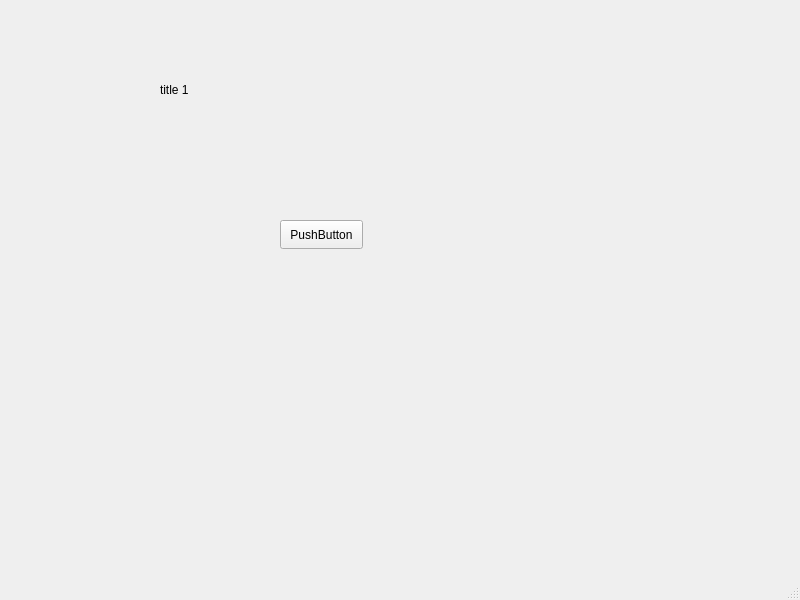
Old version of the form mainwindow.ui in the repository Timur1414/dz-sem2.
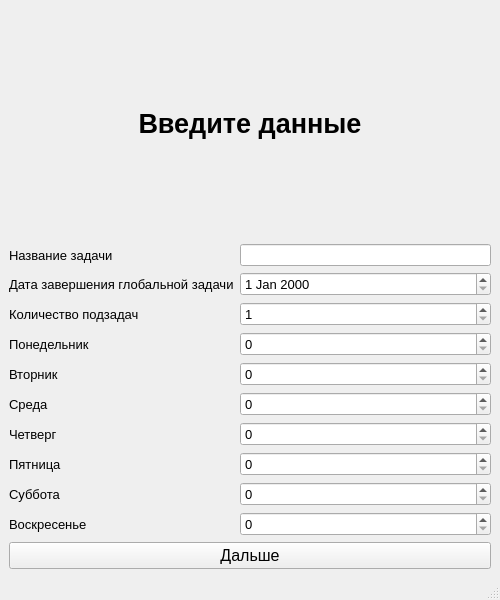
New version of the form.

```diff
--- a/mainwindow.ui
+++ b/mainwindow.ui
@@ -6,7 +6,7 @@
    <rect>
     <x>0</x>
     <y>0</y>
-    <width>800</width>
+    <width>500</width>
     <height>600</height>
    </rect>
   </property>
@@ -14,42 +14,268 @@
    <string>MainWindow</string>
   </property>
   <widget class="QWidget" name="centralwidget">
-   <widget class="QLabel" name="label">
-    <property name="geometry">
-     <rect>
-      <x>160</x>
-      <y>80</y>
-      <width>63</width>
-      <height>20</height>
-     </rect>
-    </property>
-    <property name="text">
-     <string>title 1</string>
-    </property>
-   </widget>
-   <widget class="QPushButton" name="pushButtonNext">
-    <property name="geometry">
-     <rect>
-      <x>280</x>
-      <y>220</y>
-      <width>83</width>
-      <height>29</height>
-     </rect>
-    </property>
-    <property name="text">
-     <string>PushButton</string>
-    </property>
-   </widget>
-  </widget>
-  <widget class="QMenuBar" name="menubar">
-   <property name="geometry">
-    <rect>
-     <x>0</x>
-     <y>0</y>
-     <width>800</width>
-     <height>25</height>
-    </rect>
-   </property>
+   <layout class="QVBoxLayout" name="verticalLayout">
+    <item>
+     <widget class="QLabel" name="label">
+      <property name="font">
+       <font>
+        <pointsize>20</pointsize>
+        <bold>true</bold>
+       </font>
+      </property>
+      <property name="text">
+       <string>Введите данные</string>
+      </property>
+      <property name="alignment">
+       <set>Qt::AlignCenter</set>
+      </property>
+     </widget>
+    </item>
+    <item>
+     <layout class="QFormLayout" name="formLayout">
+      <item row="1" column="0">
+       <widget class="QLabel" name="labelGlobalDate">
+        <property name="font">
+         <font>
+          <pointsize>10</pointsize>
+         </font>
+        </property>
+        <property name="text">
+         <string>Дата завершения глобальной задачи</string>
+        </property>
+       </widget>
+      </item>
+      <item row="2" column="0">
+       <widget class="QLabel" name="labelCountTasks">
+        <property name="font">
+         <font>
+          <pointsize>10</pointsize>
+         </font>
+        </property>
+        <property name="text">
+         <string>Количество подзадач</string>
+        </property>
+       </widget>
+      </item>
+      <item row="2" column="1">
+       <widget class="QSpinBox" name="spinBoxCountTasks">
+        <property name="font">
+         <font>
+          <pointsize>10</pointsize>
+         </font>
+        </property>
+        <property name="minimum">
+         <number>1</number>
+        </property>
+       </widget>
+      </item>
+      <item row="3" column="0">
+       <widget class="QLabel" name="labelMon">
+        <property name="font">
+         <font>
+          <pointsize>10</pointsize>
+         </font>
+        </property>
+        <property name="text">
+         <string>Понедельник</string>
+        </property>
+       </widget>
+      </item>
+      <item row="3" column="1">
+       <widget class="QSpinBox" name="spinBoxMon">
+        <property name="font">
+         <font>
+          <pointsize>10</pointsize>
+         </font>
+        </property>
+        <property name="maximum">
+         <number>24</number>
+        </property>
+       </widget>
+      </item>
+      <item row="4" column="0">
+       <widget class="QLabel" name="labelTues">
+        <property name="font">
+         <font>
+          <pointsize>10</pointsize>
+         </font>
+        </property>
+        <property name="text">
+         <string>Вторник</string>
+        </property>
+       </widget>
+      </item>
+      <item row="4" column="1">
+       <widget class="QSpinBox" name="spinBoxTues">
+        <property name="font">
+         <font>
+          <pointsize>10</pointsize>
+         </font>
+        </property>
+        <property name="maximum">
+         <number>24</number>
+        </property>
+       </widget>
+      </item>
+      <item row="5" column="0">
+       <widget class="QLabel" name="labelWed">
+        <property name="font">
+         <font>
+          <pointsize>10</pointsize>
+         </font>
+        </property>
+        <property name="text">
+         <string>Среда</string>
+        </property>
+       </widget>
+      </item>
+      <item row="5" column="1">
+       <widget class="QSpinBox" name="spinBoxWed">
+        <property name="font">
+         <font>
+          <pointsize>10</pointsize>
+         </font>
+        </property>
+        <property name="maximum">
+         <number>24</number>
+        </property>
+       </widget>
+      </item>
+      <item row="6" column="0">
+       <widget class="QLabel" name="labelThurs">
+        <property name="font">
+         <font>
+          <pointsize>10</pointsize>
+         </font>
+        </property>
+        <property name="text">
+         <string>Четверг</string>
+        </property>
+       </widget>
+      </item>
+      <item row="6" column="1">
+       <widget class="QSpinBox" name="spinBoxThurs">
+        <property name="font">
+         <font>
+          <pointsize>10</pointsize>
+         </font>
+        </property>
+        <property name="maximum">
+         <number>24</number>
+        </property>
+       </widget>
+      </item>
+      <item row="7" column="0">
+       <widget class="QLabel" name="labelFri">
+        <property name="font">
+         <font>
+          <pointsize>10</pointsize>
+         </font>
+        </property>
+        <property name="text">
+         <string>Пятница</string>
+        </property>
+       </widget>
+      </item>
+      <item row="7" column="1">
+       <widget class="QSpinBox" name="spinBoxFri">
+        <property name="font">
+         <font>
+          <pointsize>10</pointsize>
+         </font>
+        </property>
+        <property name="maximum">
+         <number>24</number>
+        </property>
+       </widget>
+      </item>
+      <item row="8" column="0">
+       <widget class="QLabel" name="labelSat">
+        <property name="font">
+         <font>
+          <pointsize>10</pointsize>
+         </font>
+        </property>
+        <property name="text">
+         <string>Суббота</string>
+        </property>
+       </widget>
+      </item>
+      <item row="8" column="1">
+       <widget class="QSpinBox" name="spinBoxSat">
+        <property name="font">
+         <font>
+          <pointsize>10</pointsize>
+         </font>
+        </property>
+        <property name="maximum">
+         <number>24</number>
+        </property>
+       </widget>
+      </item>
+      <item row="9" column="0">
+       <widget class="QLabel" name="labelSun">
+        <property name="font">
+         <font>
+          <pointsize>10</pointsize>
+         </font>
+        </property>
+        <property name="text">
+         <string>Воскресенье</string>
+        </property>
+       </widget>
+      </item>
+      <item row="9" column="1">
+       <widget class="QSpinBox" name="spinBoxSun">
+        <property name="font">
+         <font>
+          <pointsize>10</pointsize>
+         </font>
+        </property>
+        <property name="maximum">
+         <number>24</number>
+        </property>
+       </widget>
+      </item>
+      <item row="1" column="1">
+       <widget class="QDateEdit" name="dateEdit">
+        <property name="font">
+         <font>
+          <pointsize>10</pointsize>
+         </font>
+        </property>
+       </widget>
+      </item>
+      <item row="0" column="0">
+       <widget class="QLabel" name="labelTitle">
+        <property name="font">
+         <font>
+          <pointsize>10</pointsize>
+         </font>
+        </property>
+        <property name="text">
+         <string>Название задачи</string>
+        </property>
+       </widget>
+      </item>
+      <item row="0" column="1">
+       <widget class="QLineEdit" name="lineEdit"/>
+      </item>
+     </layout>
+    </item>
+    <item>
+     <widget class="QPushButton" name="pushButton">
+      <property name="font">
+       <font>
+        <pointsize>12</pointsize>
+       </font>
+      </property>
+      <property name="text">
+       <string>Дальше</string>
+      </property>
+     </widget>
+    </item>
+   </layout>
   </widget>
   <widget class="QStatusBar" name="statusbar"/>
  </widget>
```
Left out of the diff: 2 changed lines with no effect on the pictures.
